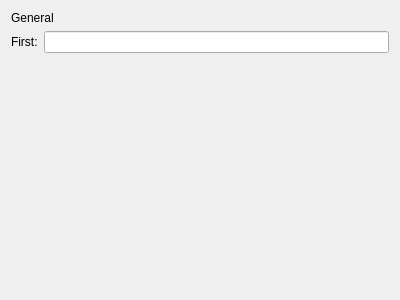
Old version of the form generalview.ui in the repository mllapps/settingsview.
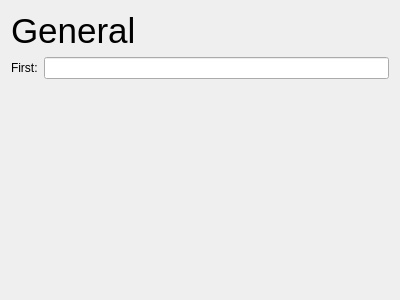
New version of the form.

What changed in the file:
```diff
--- a/generalview.ui
+++ b/generalview.ui
@@ -17,7 +17,14 @@
    <item row="0" column="0">
     <layout class="QVBoxLayout" name="verticalLayout">
      <item>
-      <widget class="QLabel" name="label">
+      <widget class="QLabel" name="titleLbl">
+       <property name="font">
+        <font>
+         <pointsize>26</pointsize>
+         <weight>50</weight>
+         <bold>false</bold>
+        </font>
+       </property>
        <property name="text">
         <string>General</string>
        </property>
```
